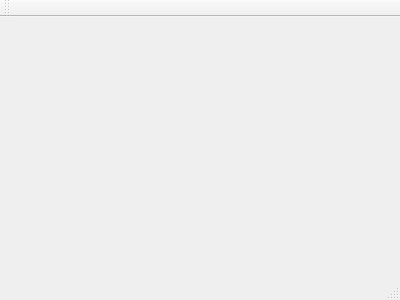
The window that mainwindow.ui (KangLin/RabbitGIS) describes before a commit, drawn with Qt 5.
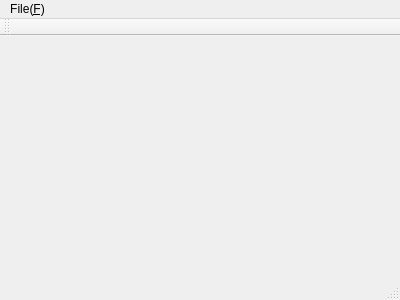
The same window after the commit.

```diff
--- a/mainwindow.ui
+++ b/mainwindow.ui
@@ -12,13 +12,40 @@
   <property name="windowTitle" >
    <string>MainWindow</string>
   </property>
-  <widget class="QMenuBar" name="menuBar" />
-  <widget class="QToolBar" name="mainToolBar" />
-  <widget class="QWidget" name="centralWidget" />
-  <widget class="QStatusBar" name="statusBar" />
+  <widget class="QWidget" name="centralWidget"/>
+  <widget class="QMenuBar" name="menuBar">
+   <property name="geometry">
+    <rect>
+     <x>0</x>
+     <y>0</y>
+     <width>400</width>
+     <height>22</height>
+    </rect>
+   </property>
+   <widget class="QMenu" name="menuFile_F">
+    <property name="title">
+     <string>File(&amp;F)</string>
+    </property>
+    <addaction name="actionOpen_O"/>
+   </widget>
+   <addaction name="menuFile_F"/>
+  </widget>
+  <widget class="QToolBar" name="mainToolBar">
+   <attribute name="toolBarArea">
+    <enum>TopToolBarArea</enum>
+   </attribute>
+   <attribute name="toolBarBreak">
+    <bool>false</bool>
+   </attribute>
+  </widget>
+  <widget class="QStatusBar" name="statusBar"/>
+  <action name="actionOpen_O">
+   <property name="text">
+    <string>Open(&amp;O)</string>
+   </property>
+  </action>
  </widget>
- <layoutDefault spacing="6" margin="11" />
- <pixmapfunction></pixmapfunction>
+ <layoutdefault spacing="6" margin="11"/>
  <resources/>
  <connections/>
 </ui>
```
Left out of the diff: 7 changed lines with no effect on the pictures.
